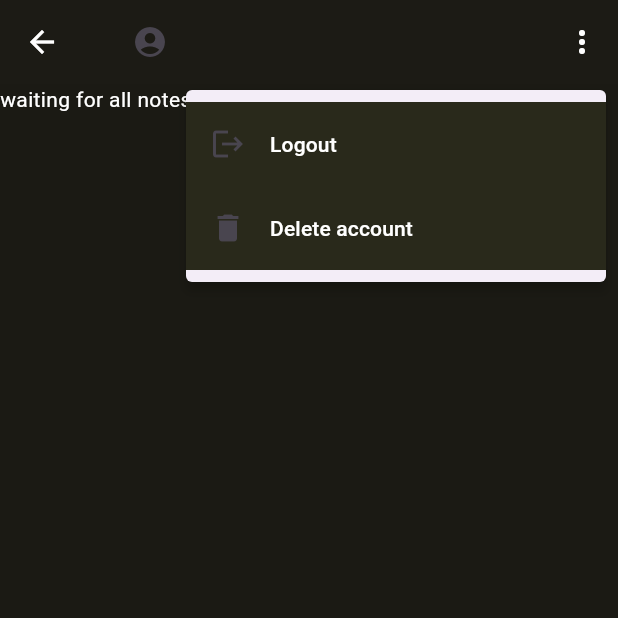
After one commit to Rohithk2003/mynotes, a Flutter app: the NotesPageView screen opened by its route, after a tap on the "more vert" icon, on a phone screen of 412 x 824 dp, the top half of it. The commit adds this screen. Run offline on Flutter 3.47's test engine with Material 3 defaults, Android fonts, the phone set to English and light mode, and no system bars; our stand-ins replace firebase_auth, firebase_core, flutter_dotenv, google_fonts, sqflite; accounts and stored records are empty; network calls fail.

Commit message:
added stream  builder and future builder for gettings notes

```diff
--- a/lib/services/auth/auth_user.dart
+++ b/lib/services/auth/auth_user.dart
@@ -7,8 +7,15 @@ class AuthUser {
   final String userId;
   final String userEmail;
 
-  const AuthUser(this.isEmailVerified, this.userId, this.userEmail);
+  const AuthUser({
+    required this.isEmailVerified,
+    required this.userId,
+    required this.userEmail,
+  });
 
-  factory AuthUser.fromFirebase(User user) => AuthUser(user.emailVerified,
-      user.email?.split("@")[0] ?? "null", user.email ?? "null");
+  factory AuthUser.fromFirebase(User user) => AuthUser(
+        isEmailVerified: user.emailVerified,
+        userId: user.email?.split("@")[0] ?? "null",
+        userEmail: user.email ?? "null",
+      );
 }
--- a/lib/services/crud/notes_service.dart
+++ b/lib/services/crud/notes_service.dart
@@ -1,10 +1,9 @@
-import 'package:MyNotes/services/crud/crud_exceptions.dart';
+import 'dart:async';
 import 'package:MyNotes/services/crud/crud_exceptions.dart';
 import 'package:flutter/foundation.dart';
 import 'package:path/path.dart';
 import 'package:path_provider/path_provider.dart';
 import 'package:sqflite/sqflite.dart';
-import 'package:sqflite/sqlite_api.dart';
 
 const dbName = "notes.db";
 const noteTable = "note";
@@ -31,6 +30,40 @@ const createNoteTable = '''CREATE TABLE IF NOT EXISTS "note" (
 class NotesService {
   Database? _db;
 
+  NotesService._shareInstance();
+  static final NotesService _shared = NotesService._shareInstance();
+
+  factory NotesService() => _shared;
+
+  List<DatabaseNote> _notes = [];
+  final _notesStreamController =
+      StreamController<List<DatabaseNote>>.broadcast();
+
+  Future<void> _ensureDbOpen() async {
+    try {
+      await open();
+    } on DatabaseAlreadyOpenException {}
+  }
+
+  Future<void> _cacheNotes() async {
+    final allNotes = await getAllNotes();
+    _notes = allNotes.toList();
+    _notesStreamController.add(_notes);
+  }
+
+  Future<DatabaseUser> getOrCreateUser({required String email}) async {
+    await _ensureDbOpen();
+    try {
+      final user = await getUser(email: email);
+      return user;
+    } on UserDoesNotExistException {
+      final createdUser = await createUser(email: email);
+      return createdUser;
+    } catch (e) {
+      rethrow;
+    }
+  }
+
   Database _getDatabaseOrThrow() {
     final db = _db;
     if (db == null) {
@@ -43,6 +76,7 @@ class NotesService {
   Future<void> deleteUser({
     required String email,
   }) async {
+    await _ensureDbOpen();
     final db = _getDatabaseOrThrow();
     final deletedCount = await db.delete(
       userTable,
@@ -57,6 +91,7 @@ class NotesService {
   Future<DatabaseUser> createUser({
     required String email,
   }) async {
+    await _ensureDbOpen();
     final db = _getDatabaseOrThrow();
     final results = await db.query(
       userTable,
@@ -77,6 +112,7 @@ class NotesService {
   Future<DatabaseUser> getUser({
     required String email,
   }) async {
+    await _ensureDbOpen();
     final db = _getDatabaseOrThrow();
     final results = await db.query(
       userTable,
@@ -107,35 +143,45 @@ class NotesService {
         textColumn: text,
       },
     );
-    return DatabaseNote.fromRow(
+    final note = DatabaseNote.fromRow(
       {
         idColumn: noteId,
         userIdColumn: dbUser.id,
         text: text,
       },
     );
+    _notes.add(note);
+    _notesStreamController.add(_notes);
+    return note;
   }
 
   Future<DatabaseNote> getNote({
     required int id,
   }) async {
+    await _ensureDbOpen();
     final db = _getDatabaseOrThrow();
-    final note = await db.query(
+
+    final notes = await db.query(
       noteTable,
       limit: 1,
       where: 'id = ?',
       whereArgs: [id],
     );
-    if (note.isEmpty) {
+    if (notes.isEmpty) {
       throw CouldNotFindNoteException();
     }
-    return DatabaseNote.fromRow(note.first);
+    final note = DatabaseNote.fromRow(notes.first);
+    _notes.removeWhere((notee) => note.id == id);
+    _notes.add(note);
+    _notesStreamController.add(_notes);
+    return note;
   }
 
   Future<DatabaseNote> updateNote({
     required int id,
     required String text,
   }) async {
+    await _ensureDbOpen();
     final db = _getDatabaseOrThrow();
     await getNote(id: id);
     final updateCount = await db.update(
@@ -152,12 +198,26 @@ class NotesService {
     final updatedNote = await getNote(
       id: id,
     );
+    _notes.removeWhere((note) => note.id == id);
+    _notes.add(updatedNote);
+    _notesStreamController.add(_notes);
     return updatedNote;
   }
 
-  Future<Iterable<DatabaseNote>> getAllNote({
+  Future<Iterable<DatabaseNote>> getAllNotes() async {
+    await _ensureDbOpen();
+    final db = _getDatabaseOrThrow();
+    final notes = await db.query(noteTable);
+    final notesRow = notes.map((n) => DatabaseNote.fromRow(n));
+    _notes = notesRow.toList();
+    _notesStreamController.add(_notes);
+    return notesRow;
+  }
+
+  Future<Iterable<DatabaseNote>> getAllNotesOfaUser({
     required String email,
   }) async {
+    await _ensureDbOpen();
     final db = _getDatabaseOrThrow();
     final dbUser = await getUser(email: email);
 
@@ -166,13 +226,18 @@ class NotesService {
       where: 'user_id = ?',
       whereArgs: [dbUser.id],
     );
+
     final notesRow = notes.map((n) => DatabaseNote.fromRow(n));
+    _notes.removeWhere((element) => element.userId == dbUser.id);
+    _notes = notesRow.toList();
+    _notesStreamController.add(_notes);
     return notesRow;
   }
 
   Future<void> deleteNote({
     required int id,
   }) async {
+    await _ensureDbOpen();
     final db = _getDatabaseOrThrow();
     final deletedCount = await db.delete(
       noteTable,
@@ -181,18 +246,25 @@ class NotesService {
     );
     if (deletedCount == 0) {
       throw CouldNotFindNoteException();
+    } else {
+      _notes.removeWhere((note) => note.id == id);
+      _notesStreamController.add(_notes);
     }
   }
 
   Future<int> deleteAllNotes() async {
+    await _ensureDbOpen();
     final db = _getDatabaseOrThrow();
     int noOfRows = await db.delete(noteTable);
+    _notes = [];
+    _notesStreamController.add(_notes);
     return noOfRows;
   }
 
   Future<int> deleteAllNotesOfaUser({
     required String email,
   }) async {
+    await _ensureDbOpen();
     final db = _getDatabaseOrThrow();
 
     final dbUser = await db.query(
@@ -209,11 +281,13 @@ class NotesService {
     DatabaseUser user = DatabaseUser.fromRow(dbUser.first);
     int noOfRows =
         await db.delete(noteTable, where: 'user_id = ?', whereArgs: [user.id]);
+    _notes.removeWhere((note) => note.userId == user.id);
+    _notesStreamController.add(_notes);
     return noOfRows;
   }
 
   Future<void> open() async {
-    if (_db == null) {
+    if (_db != null) {
       throw DatabaseAlreadyOpenException();
     }
     try {
@@ -221,10 +295,9 @@ class NotesService {
       final dbPath = join(docsPath.path, dbName);
       final db = await openDatabase(dbPath);
       _db = db;
-
       await db.execute(createUserTable);
-
       await db.execute(createNoteTable);
+      await _cacheNotes();
     } on MissingPlatformDirectoryException {
       throw UnableToGetDocumentsDirectoryException();
     }
@@ -239,6 +312,8 @@ class NotesService {
       _db = null;
     }
   }
+
+  Stream<List<DatabaseNote>> get allNotes => _notesStreamController.stream;
 }
 
 @immutable
--- /dev/null
+++ b/lib/views/notes_page.dart
@@ -0,0 +1,249 @@
+import 'dart:developer';
+
+import 'package:MyNotes/constants/routes.dart';
+import 'package:MyNotes/services/auth/auth_service.dart';
+import 'package:MyNotes/services/crud/notes_service.dart';
+import 'package:flutter/material.dart';
+// import 'package:google_fonts/google_fonts.dart';
+// import 'dart:developer' as devtools show log;
+
+class NotesPageView extends StatefulWidget {
+  const NotesPageView({super.key});
+
+  @override
+  State<NotesPageView> createState() => _NotesPageViewState();
+}
+
+class MyWidget extends StatelessWidget {
+  const MyWidget({super.key});
+
+  @override
+  Widget build(BuildContext context) {
+    return const Placeholder();
+  }
+}
+
+enum MenuAction { logout, delete }
+
+class _NotesPageViewState extends State<NotesPageView> {
+  late final NotesService _notesService;
+  String user = AuthService.firebase().currentUser?.userEmail ?? "";
+
+  @override
+  void initState() {
+    _notesService = NotesService();
+    _notesService.open();
+    super.initState();
+  }
+
+  @override
+  void dispose() {
+    _notesService.close();
+    super.dispose();
+  }
+
+  Future<void> showLogOutDialog(BuildContext context, String contentText,
+      String titleText, Function handleFunction) {
+    return showDialog(
+        context: context,
+        builder: (BuildContext context) {
+          return AlertDialog(
+            title: Text(titleText),
+            content: Text(contentText),
+            actions: [
+              TextButton(
+                  onPressed: () async {
+                    Navigator.pop(context);
+                  },
+                  child: const Text("Cancel")),
+              TextButton(
+                  onPressed: () async {
+                    Navigator.pop(context);
+                    handleFunction();
+                  },
+                  child: Text(titleText)),
+            ],
+          );
+        });
+  }
+
+  void logout() async {
+    await AuthService.firebase().logout();
+    if (mounted) {
+      showDialog(
+          context: context,
+          builder: (BuildContext context) {
+            return AlertDialog(
+              content: const Text("Logged out."),
+              actions: [
+                TextButton(
+                    onPressed: () async {
+                      Navigator.of(context).pushNamedAndRemoveUntil(
+                          loginRouter, (route) => false);
+                    },
+                    child: const Text("Close"))
+              ],
+            );
+          });
+    }
+  }
+
+  void deleteAccount() async {
+    await AuthService.firebase().deleteAccount();
+    if (mounted) {
+      showDialog(
+          context: context,
+          builder: (BuildContext context) {
+            return AlertDialog(
+              content:
+                  const Text("Your account has been successfully deleted."),
+              actions: [
+                TextButton(
+                    onPressed: () async {
+                      Navigator.of(context).pushNamedAndRemoveUntil(
+                          registerRouter, (route) => false);
+                    },
+                    child: const Text("Close"))
+              ],
+            );
+          });
+    }
+  }
+
+  final items = 10;
+
+  @override
+  Widget build(BuildContext context) {
+    return Scaffold(
+        resizeToAvoidBottomInset: false,
+        appBar: AppBar(
+          title: ListTile(
+            style: ListTileStyle.list,
+            leading: const Icon(Icons.account_circle),
+            title: Text(
+              user,
+              style: const TextStyle(
+                color: textColor,
+              ),
+            ),
+          ),
+          backgroundColor: const Color.fromRGBO(28, 27, 21, 1),
+          foregroundColor: textColor,
+          actions: [
+            PopupMenuButton<MenuAction>(
+                padding: const EdgeInsets.all(0),
+                offset: const Offset(0, 56),
+                onSelected: (value) async {
+                  log(value.toString());
+                  switch (value) {
+                    case MenuAction.logout:
+                      await showLogOutDialog(
+                          context, "Are you sure ?", "Sign Out", logout);
+                      break;
+                    case MenuAction.delete:
+                      await showLogOutDialog(
+                          context,
+                          "Are you sure that yo u want to delete your account? This action is irreversible.",
+                          "Delete Account",
+                          deleteAccount);
+                      break;
+                  }
+                },
+                itemBuilder: (context) => [
+                      PopupMenuItem<MenuAction>(
+                        padding: const EdgeInsets.all(0),
+                        value: MenuAction.logout,
+                        child: Container(
+                          decoration: const BoxDecoration(
+                            color: Color.fromRGBO(41, 41, 27, 1),
+                          ),
+                          width: 300,
+                          child: const Padding(
+                            padding: EdgeInsets.only(left: 16.0),
+                            child: ListTile(
+                                style: ListTileStyle.list,
+                                leading: Icon(Icons.logout),
+                                title: Text(
+                                  "Logout",
+                                  style: TextStyle(
+                                    backgroundColor:
+                                        Color.fromRGBO(41, 41, 27, 1),
+                                    color: textColor,
+                                  ),
+                                )),
+                          ),
+                        ),
+                      ),
+                      PopupMenuItem<MenuAction>(
+                        padding: const EdgeInsets.all(0),
+                        value: MenuAction.delete,
+                        child: Container(
+                          decoration: const BoxDecoration(
+                            color: Color.fromRGBO(41, 41, 27, 1),
+                          ),
+                          width: 300,
+                          child: const Padding(
+                            padding: EdgeInsets.only(left: 16.0),
+                            child: ListTile(
+                                style: ListTileStyle.list,
+                                leading: Icon(Icons.delete),
+                                title: Text(
+                                  "Delete account",
+                                  style: TextStyle(
+                                    backgroundColor:
+                                        Color.fromRGBO(41, 41, 27, 1),
+                                    color: textColor,
+                                  ),
+                                )),
+                          ),
+                        ),
+                      )
+                    ]),
+          ],
+        ),
+        backgroundColor: bgColor,
+        body: FutureBuilder(
+          future: _notesService.getOrCreateUser(email: user),
+          builder: (context, snapshot) {
+            switch (snapshot.connectionState) {
+              case ConnectionState.done:
+                return StreamBuilder(
+                  stream: _notesService.allNotes,
+                  builder: (context, snapshot) {
+                    switch (snapshot.connectionState) {
+                      case ConnectionState.waiting:
+                        return const Text(
+                          "waiting for all notes...",
+                          style: TextStyle(color: textColor),
+                        );
+                      default:
+                        return const CircularProgressIndicator();
+                    }
+                  },
+                );
+              default:
+                return const CircularProgressIndicator();
+            }
+          },
+        ));
+  }
+}
+
+class ItemWidget extends StatelessWidget {
+  const ItemWidget({
+    super.key,
+    required this.text,
+  });
+
+  final String text;
+
+  @override
+  Widget build(BuildContext context) {
+    return Card(
+      child: SizedBox(
+        height: 100,
+        child: Center(child: Text(text)),
+      ),
+    );
+  }
+}
```
Also changed, not shown: lib/main.dart (+4 -4 lines), lib/views/main_page.dart (deleted, +0 -222 lines).
